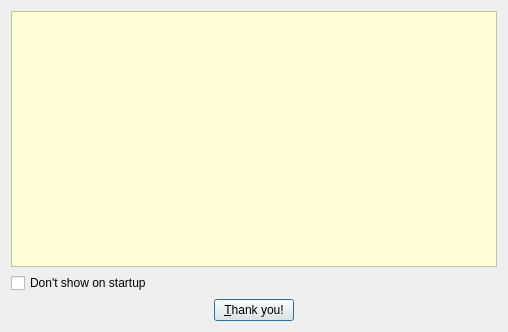
This is vlc-record/forms/caboutdialog.ui in code-google-com/vlc-record as Qt 5 draws it before an edit. The edited form follows.
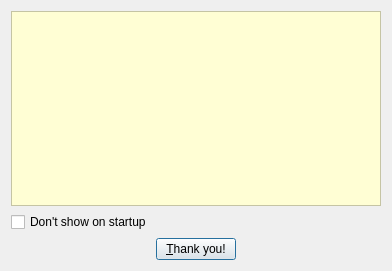
This is the edited form. Icons and pictures are not drawn.

```diff
--- a/vlc-record/forms/caboutdialog.ui
+++ b/vlc-record/forms/caboutdialog.ui
@@ -6,8 +6,8 @@
    <rect>
     <x>0</x>
     <y>0</y>
-    <width>508</width>
-    <height>332</height>
+    <width>392</width>
+    <height>271</height>
    </rect>
   </property>
   <property name="windowTitle">
@@ -37,8 +37,8 @@
       <string>&lt;!DOCTYPE HTML PUBLIC &quot;-//W3C//DTD HTML 4.0//EN&quot; &quot;http://www.w3.org/TR/REC-html40/strict.dtd&quot;&gt;
 &lt;html&gt;&lt;head&gt;&lt;meta name=&quot;qrichtext&quot; content=&quot;1&quot; /&gt;&lt;title&gt;About&lt;/title&gt;&lt;style type=&quot;text/css&quot;&gt;
 p, li { white-space: pre-wrap; }
-&lt;/style&gt;&lt;/head&gt;&lt;body style=&quot; font-family:'MS Shell Dlg 2'; font-size:8.25pt; font-weight:400; font-style:normal;&quot;&gt;
-&lt;p style=&quot;-qt-paragraph-type:empty; margin-top:0px; margin-bottom:0px; margin-left:0px; margin-right:0px; -qt-block-indent:0; text-indent:0px; font-size:8pt;&quot;&gt;&lt;/p&gt;&lt;/body&gt;&lt;/html&gt;</string>
+&lt;/style&gt;&lt;/head&gt;&lt;body style=&quot; font-family:'Ubuntu'; font-size:11pt; font-weight:400; font-style:normal;&quot;&gt;
+&lt;p style=&quot;-qt-paragraph-type:empty; margin-top:0px; margin-bottom:0px; margin-left:0px; margin-right:0px; -qt-block-indent:0; text-indent:0px; font-family:'MS Shell Dlg 2'; font-size:8pt;&quot;&gt;&lt;br /&gt;&lt;/p&gt;&lt;/body&gt;&lt;/html&gt;</string>
      </property>
      <property name="openExternalLinks">
       <bool>true</bool>
```
